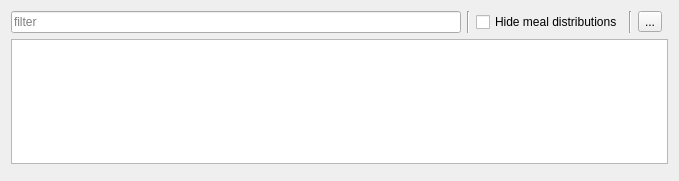
Above: src/ui/TabDistributorWidget.ui from wnt-zhp/zarlock-cpp before the change. Below: the same form after it.
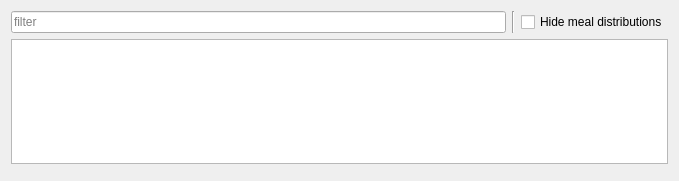
That is the form after the change. Custom widgets are drawn as their Qt base class.

```diff
--- a/src/ui/TabDistributorWidget.ui
+++ b/src/ui/TabDistributorWidget.ui
@@ -30,7 +30,7 @@
    <item row="2" column="0">
     <widget class="QWidget" name="widget_add_distributor" native="true"/>
    </item>
-   <item row="0" column="0">
+   <item row="0" column="0" colspan="2">
     <layout class="QHBoxLayout" name="MainLayout">
      <item>
       <widget class="TextInput" name="edit_filter_batch">
@@ -53,20 +53,6 @@
        </property>
       </widget>
      </item>
-     <item>
-      <widget class="Line" name="line_5">
-       <property name="orientation">
-        <enum>Qt::Vertical</enum>
-       </property>
-      </widget>
-     </item>
-     <item>
-      <widget class="QToolButton" name="tools">
-       <property name="text">
-        <string>...</string>
-       </property>
-      </widget>
-     </item>
     </layout>
    </item>
   </layout>
```
